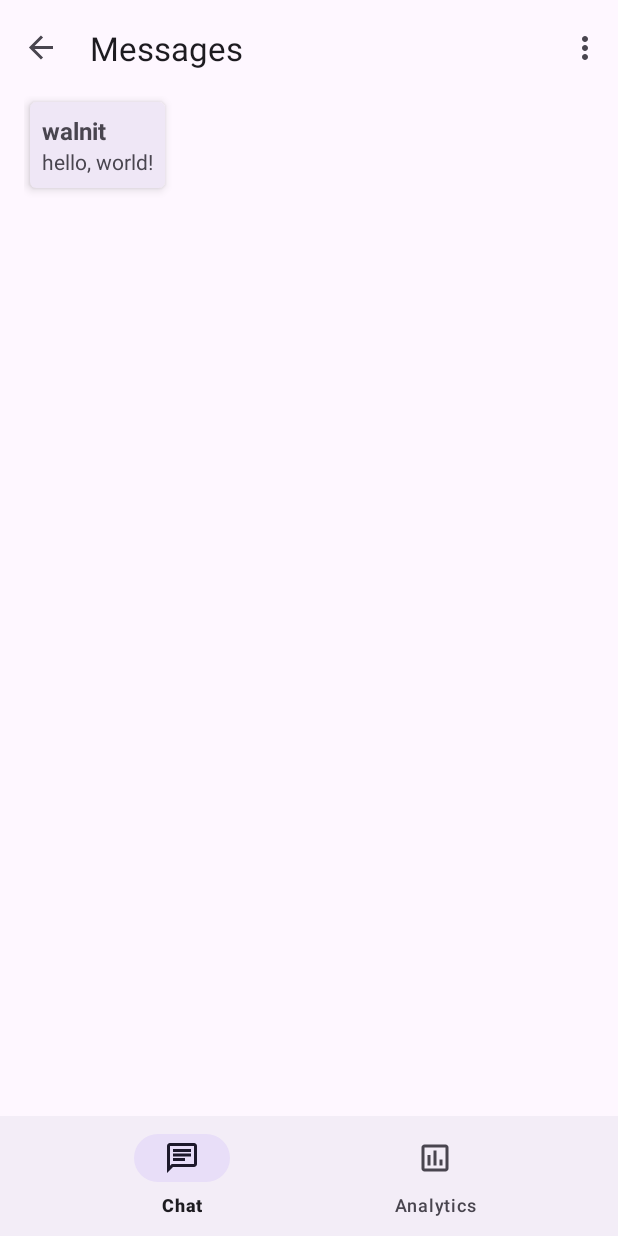
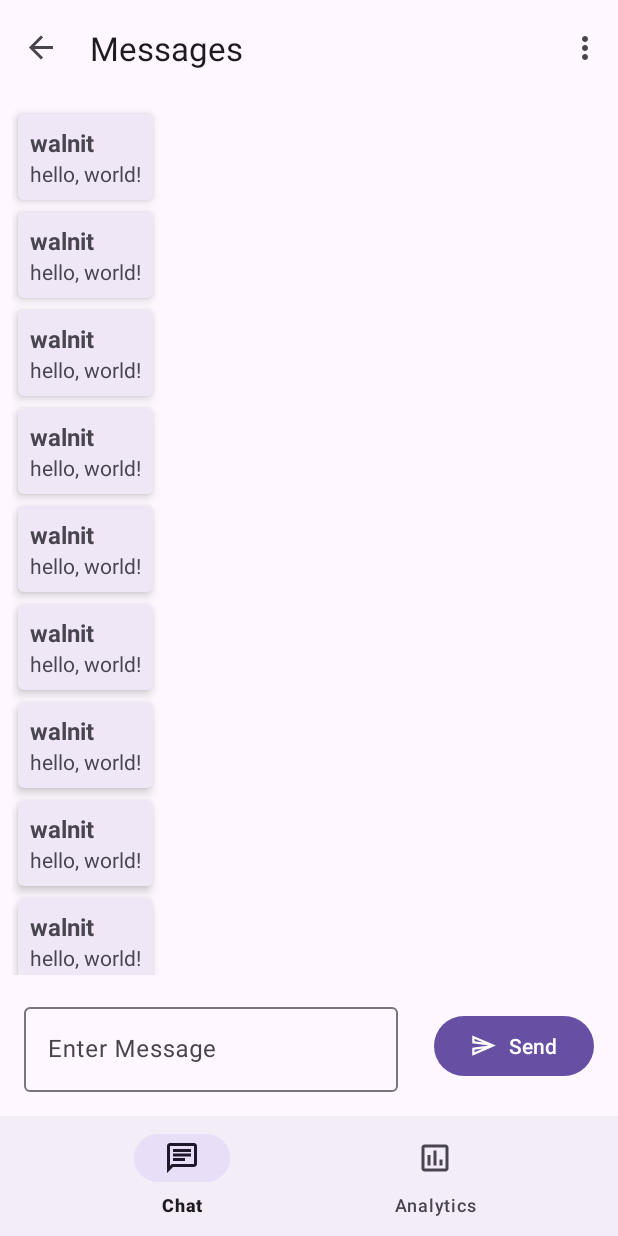
Before and after one commit to Walnit/OskiHealth, an Android app: the screen it shows after launch (MainActivity), after a tap on "Wellness Bot", on a phone screen of 412 x 824 dp. Run offline under Robolectric (Android 15) with nearby library versions, the light colour scheme and no system bars; our stand-ins replace navigation-ui.

Commit message:
add messages list

```diff
--- a/app/src/main/AndroidManifest.xml
+++ b/app/src/main/AndroidManifest.xml
@@ -16,6 +16,7 @@
             android:name=".MainActivity"
             android:exported="true"
             android:label="@string/app_name"
+            android:windowSoftInputMode="adjustResize"
             android:theme="@style/Theme.OskiHealth">
             <intent-filter>
                 <action android:name="android.intent.action.MAIN" />
--- a/app/src/main/java/com/glyph/oskihealth/MainActivity.kt
+++ b/app/src/main/java/com/glyph/oskihealth/MainActivity.kt
@@ -1,18 +1,21 @@
 package com.glyph.oskihealth
 
+import android.graphics.Rect
 import android.os.Bundle
-import com.google.android.material.snackbar.Snackbar
+import android.view.Menu
+import android.view.MenuItem
+import android.view.MotionEvent
+import android.view.inputmethod.InputMethodManager
+import android.widget.EditText
 import androidx.appcompat.app.AppCompatActivity
 import androidx.core.view.WindowCompat
-import androidx.navigation.findNavController
+import androidx.navigation.fragment.NavHostFragment
 import androidx.navigation.ui.AppBarConfiguration
 import androidx.navigation.ui.navigateUp
 import androidx.navigation.ui.setupActionBarWithNavController
-import android.view.Menu
-import android.view.MenuItem
-import androidx.navigation.fragment.NavHostFragment
 import androidx.navigation.ui.setupWithNavController
 import com.glyph.oskihealth.databinding.ActivityMainBinding
+
 
 class MainActivity : AppCompatActivity() {
 
@@ -59,4 +62,20 @@ class MainActivity : AppCompatActivity() {
         return navController.navigateUp(appBarConfiguration)
                 || super.onSupportNavigateUp()
     }
+
+    override fun dispatchTouchEvent(event: MotionEvent): Boolean {
+        if (event.action == MotionEvent.ACTION_DOWN) {
+            val v = currentFocus
+            if (v is EditText) {
+                val outRect = Rect()
+                v.getGlobalVisibleRect(outRect)
+                if (!outRect.contains(event.rawX.toInt(), event.rawY.toInt())) {
+                    v.clearFocus()
+                    val imm = getSystemService(INPUT_METHOD_SERVICE) as InputMethodManager
+                    imm.hideSoftInputFromWindow(v.getWindowToken(), 0)
+                }
+            }
+        }
+        return super.dispatchTouchEvent(event)
+    }
 }
--- a/app/src/main/java/com/glyph/oskihealth/MessagesFragment.kt
+++ b/app/src/main/java/com/glyph/oskihealth/MessagesFragment.kt
@@ -24,18 +24,28 @@ class MessagesFragment : Fragment() {
         val view = inflater.inflate(R.layout.fragment_messages_list, container, false)
 
         // Set the adapter
-        if (view is RecyclerView) {
-            with(view) {
-                layoutManager = when {
-                    columnCount <= 1 -> LinearLayoutManager(context)
-                    else -> GridLayoutManager(context, columnCount)
-                }
+        with(view) {
+            val recyclerView: RecyclerView = findViewById(R.id.list)
+            recyclerView.layoutManager = when {
+                columnCount <= 1 -> LinearLayoutManager(context)
+                else -> GridLayoutManager(context, columnCount)
+            }
 
-                // TODO: Actually get messages
-                val messages: List<Message> = listOf(Message(System.currentTimeMillis(), "hello, world!", "walnit"))
+            // TODO: Actually get messages
+            val messages: List<Message> = listOf(
+                Message(System.currentTimeMillis(), "hello, world!", "walnit"),
+                Message(System.currentTimeMillis(), "hello, world!", "walnit"),
+                Message(System.currentTimeMillis(), "hello, world!", "walnit"),
+                Message(System.currentTimeMillis(), "hello, world!", "walnit"),
+                Message(System.currentTimeMillis(), "hello, world!", "walnit"),
+                Message(System.currentTimeMillis(), "hello, world!", "walnit"),
+                Message(System.currentTimeMillis(), "hello, world!", "walnit"),
+                Message(System.currentTimeMillis(), "hello, world!", "walnit"),
+                Message(System.currentTimeMillis(), "hello, world!", "walnit"),
+                Message(System.currentTimeMillis(), "hello, world!", "walnit")
+            )
 
-                adapter = MessagesRecyclerViewAdapter(messages)
-            }
+            recyclerView.adapter = MessagesRecyclerViewAdapter(messages)
         }
         return view
     }
--- /dev/null
+++ b/app/src/main/res/drawable/outline_send_24.xml
@@ -0,0 +1,5 @@
+<vector android:autoMirrored="true" android:height="24dp"
+    android:tint="#000000" android:viewportHeight="24"
+    android:viewportWidth="24" android:width="24dp" xmlns:android="http://schemas.android.com/apk/res/android">
+    <path android:fillColor="@android:color/white" android:pathData="M4.01,6.03l7.51,3.22 -7.52,-1 0.01,-2.22m7.5,8.72L4,17.97v-2.22l7.51,-1M2.01,3L2,10l15,2 -15,2 0.01,7L23,12 2.01,3z"/>
+</vector>
--- a/app/src/main/res/layout/fragment_messages_item.xml
+++ b/app/src/main/res/layout/fragment_messages_item.xml
@@ -5,6 +5,7 @@
     android:layout_height="wrap_content"
     android:layout_marginStart="4dp"
     android:layout_marginTop="4dp"
+    android:layout_marginBottom="4dp"
     app:cardCornerRadius="4dp"
     app:cardElevation="4dp"
     app:contentPadding="8dp"
@@ -18,14 +19,19 @@
             android:id="@+id/message_sender"
             android:layout_width="wrap_content"
             android:layout_height="wrap_content"
+            android:text="Sender"
             android:textSize="16sp"
-            android:textStyle="bold" />
+            android:textStyle="bold"
+            app:layout_constraintStart_toStartOf="parent"
+            app:layout_constraintTop_toTopOf="parent" />
 
         <TextView
             android:id="@+id/message_content"
             android:layout_width="wrap_content"
             android:layout_height="wrap_content"
             android:maxWidth="300dp"
+            android:text="Message"
+            app:layout_constraintStart_toStartOf="parent"
             app:layout_constraintTop_toBottomOf="@id/message_sender" />
     </androidx.constraintlayout.widget.ConstraintLayout>
 </com.google.android.material.card.MaterialCardView>
--- a/app/src/main/res/layout/fragment_messages_list.xml
+++ b/app/src/main/res/layout/fragment_messages_list.xml
@@ -1,13 +1,57 @@
 <?xml version="1.0" encoding="utf-8"?>
-<androidx.recyclerview.widget.RecyclerView xmlns:android="http://schemas.android.com/apk/res/android"
+<androidx.constraintlayout.widget.ConstraintLayout xmlns:android="http://schemas.android.com/apk/res/android"
     xmlns:app="http://schemas.android.com/apk/res-auto"
     xmlns:tools="http://schemas.android.com/tools"
-    android:id="@+id/list"
-    android:name="com.glyph.oskihealth.MessagesFragment"
     android:layout_width="match_parent"
-    android:layout_height="match_parent"
-    android:layout_marginLeft="16dp"
-    android:layout_marginRight="16dp"
-    app:layoutManager="LinearLayoutManager"
-    tools:context=".MessagesFragment"
-    tools:listitem="@layout/fragment_messages_item" />
+    android:layout_height="match_parent">
+
+    <com.google.android.material.textfield.TextInputLayout
+        android:id="@+id/textInputLayout"
+        android:layout_width="0dp"
+        android:layout_height="wrap_content"
+        android:layout_marginStart="16dp"
+        android:layout_marginEnd="24dp"
+        android:layout_marginBottom="16dp"
+        app:layout_constraintBottom_toBottomOf="parent"
+        app:layout_constraintEnd_toStartOf="@+id/button"
+        app:layout_constraintStart_toStartOf="parent">
+
+        <com.google.android.material.textfield.TextInputEditText
+            android:layout_width="match_parent"
+            android:layout_height="wrap_content"
+            android:hint="Enter Message" />
+    </com.google.android.material.textfield.TextInputLayout>
+
+    <Button
+        android:id="@+id/button"
+        android:layout_width="wrap_content"
+        android:layout_height="wrap_content"
+        android:layout_marginEnd="16dp"
+        android:layout_weight="1"
+        android:text="Send"
+        app:icon="@drawable/outline_send_24"
+        app:layout_constraintBottom_toBottomOf="@+id/textInputLayout"
+        app:layout_constraintEnd_toEndOf="parent"
+        app:layout_constraintTop_toTopOf="@+id/textInputLayout" />
+
+
+    <androidx.recyclerview.widget.RecyclerView
+        android:id="@+id/list"
+        android:name="com.glyph.oskihealth.MessagesFragment"
+        android:layout_width="match_parent"
+        android:layout_height="0dp"
+        android:layout_marginStart="8dp"
+        android:layout_marginTop="8dp"
+        android:layout_marginEnd="8dp"
+        android:layout_marginBottom="16dp"
+        android:overScrollMode="never"
+        app:layoutManager="LinearLayoutManager"
+        app:layout_constraintBottom_toTopOf="@+id/textInputLayout"
+        app:layout_constraintEnd_toEndOf="parent"
+        app:layout_constraintHorizontal_bias="0.5"
+        app:layout_constraintStart_toStartOf="parent"
+        app:layout_constraintTop_toTopOf="parent"
+        tools:context=".MessagesFragment"
+        tools:itemCount="5"
+        tools:listitem="@layout/fragment_messages_item" />
+</androidx.constraintlayout.widget.ConstraintLayout>
```
